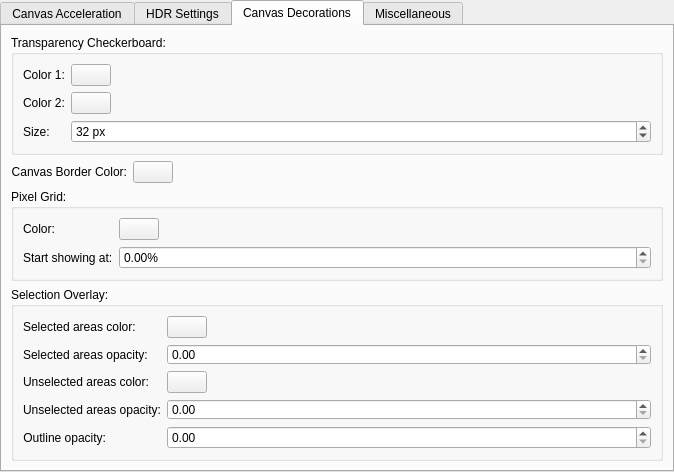
Before: the Qt Designer form libs/ui/forms/wdgdisplaysettings.ui in SatyamxUniverse/krita, drawn with Qt 5.
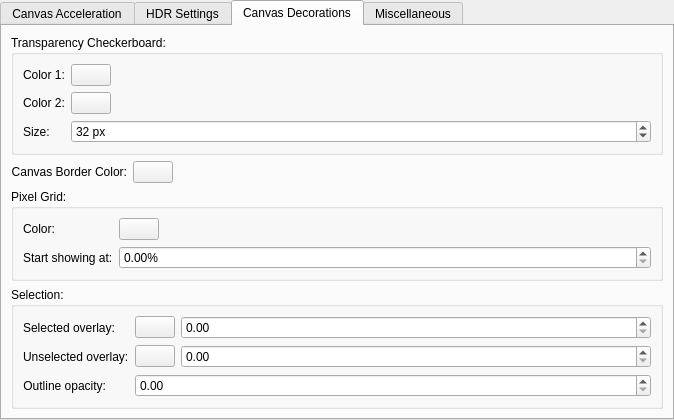
After: the same form once the commit is applied. The open tabs and pages were chosen to show the change. Custom widgets are drawn as their Qt base class.

```diff
--- a/libs/ui/forms/wdgdisplaysettings.ui
+++ b/libs/ui/forms/wdgdisplaysettings.ui
@@ -11,7 +11,7 @@
     <x>0</x>
     <y>0</y>
     <width>674</width>
-    <height>459</height>
+    <height>413</height>
    </rect>
   </property>
   <property name="sizePolicy">
@@ -412,17 +412,19 @@
        <item row="3" column="0" colspan="2">
         <widget class="QGroupBox" name="groupBox_3">
          <property name="title">
-          <string>Selection Overlay:</string>
+          <string>Selection:</string>
          </property>
          <layout class="QFormLayout" name="formLayout_6">
           <item row="0" column="0">
            <widget class="QLabel" name="label_12">
             <property name="text">
-             <string>Selected areas color:</string>
+             <string>Selected overlay:</string>
             </property>
            </widget>
           </item>
           <item row="0" column="1">
+           <layout class="QHBoxLayout" name="horizontalLayout">
+            <item>
            <widget class="KisColorButton" name="btnSelectedAreasOverlayColor">
             <property name="sizePolicy">
              <sizepolicy hsizetype="Fixed" vsizetype="Fixed">
@@ -435,14 +437,7 @@
             </property>
            </widget>
           </item>
-          <item row="1" column="0">
-           <widget class="QLabel" name="label_3">
-            <property name="text">
-             <string>Selected areas opacity:</string>
-            </property>
-           </widget>
-          </item>
-          <item row="1" column="1">
+            <item>
            <widget class="KisDoubleSliderSpinBox" name="sldSelectedAreasOverlayOpacity">
             <property name="minimumSize">
              <size>
@@ -452,14 +447,18 @@
             </property>
            </widget>
           </item>
-          <item row="2" column="0">
+           </layout>
+          </item>
+          <item row="1" column="0">
            <widget class="QLabel" name="label_13">
             <property name="text">
-             <string>Unselected areas color:</string>
+             <string>Unselected overlay:</string>
             </property>
            </widget>
           </item>
-          <item row="2" column="1">
+          <item row="1" column="1">
+           <layout class="QHBoxLayout" name="horizontalLayout_2">
+            <item>
            <widget class="KisColorButton" name="btnUnselectedAreasOverlayColor">
             <property name="sizePolicy">
              <sizepolicy hsizetype="Fixed" vsizetype="Fixed">
@@ -472,14 +471,7 @@
             </property>
            </widget>
           </item>
-          <item row="3" column="0">
-           <widget class="QLabel" name="label_8">
-            <property name="text">
-             <string>Unselected areas opacity:</string>
-            </property>
-           </widget>
-          </item>
-          <item row="3" column="1">
+            <item>
            <widget class="KisDoubleSliderSpinBox" name="sldUnselectedAreasOverlayOpacity">
             <property name="minimumSize">
              <size>
@@ -489,7 +481,9 @@
             </property>
            </widget>
           </item>
-          <item row="4" column="0">
+           </layout>
+          </item>
+          <item row="2" column="0">
            <widget class="QLabel" name="label_2">
             <property name="sizePolicy">
              <sizepolicy hsizetype="Minimum" vsizetype="Preferred">
@@ -505,7 +499,7 @@
             </property>
            </widget>
           </item>
-          <item row="4" column="1">
+          <item row="2" column="1">
            <widget class="KisDoubleSliderSpinBox" name="sldSelectionOutlineOpacity"/>
           </item>
          </layout>
```
Lines whose indentation alone changed are shown as unchanged.
